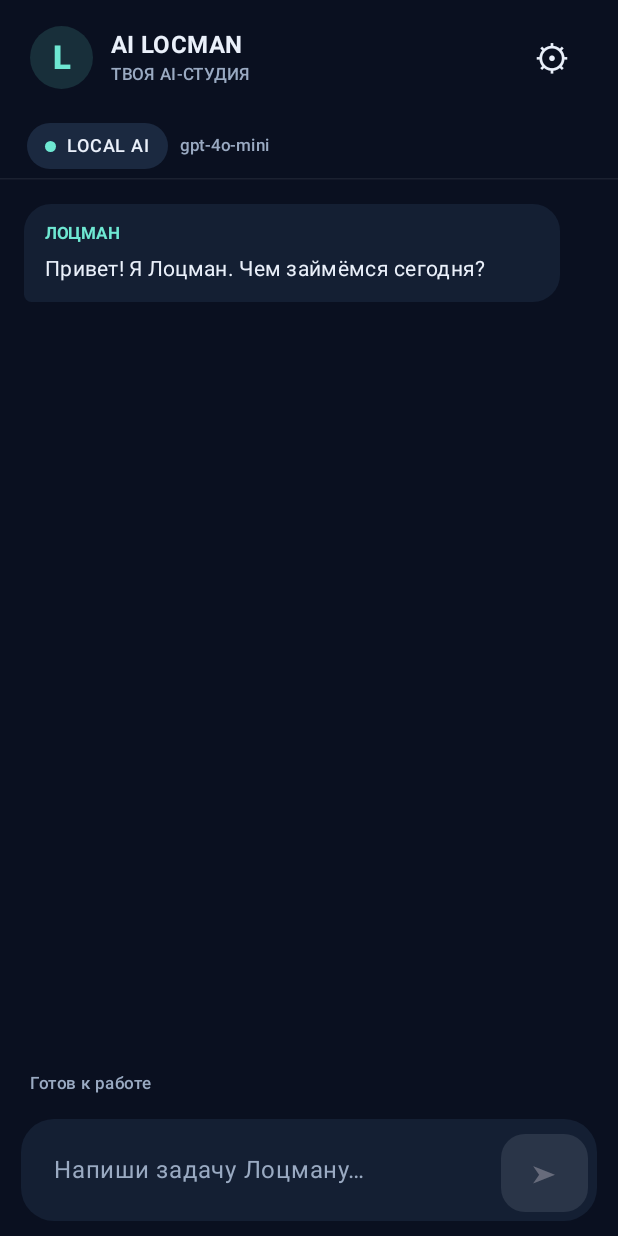
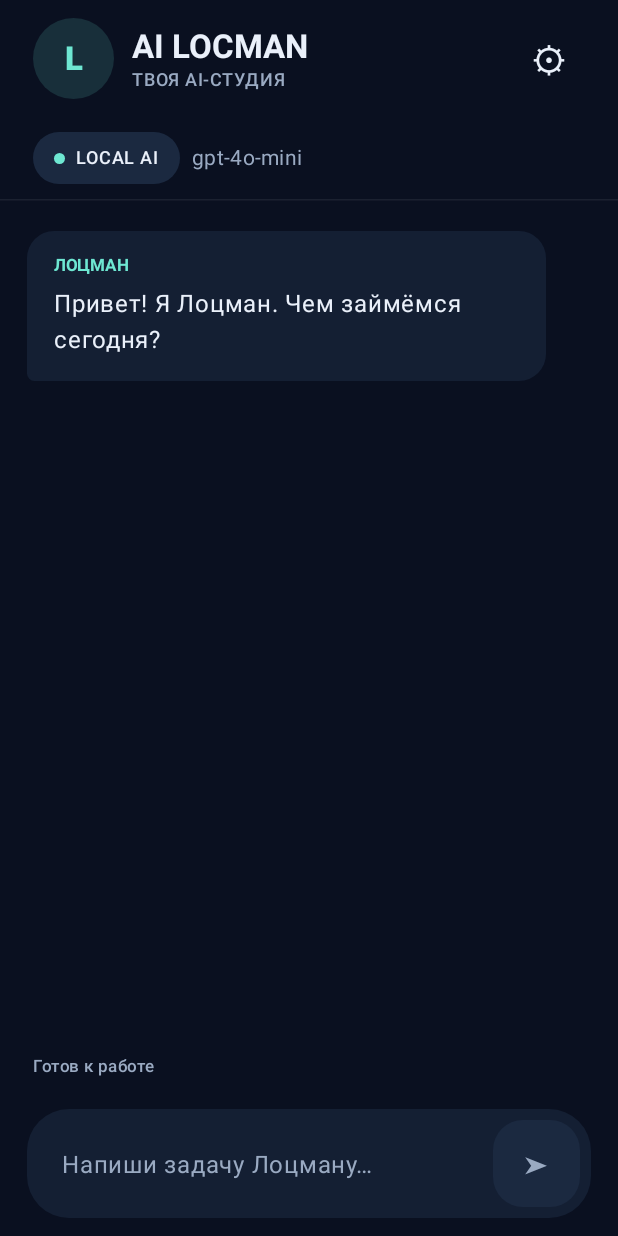
Before and after one commit to atomicpel/ai-locman, an Android app built with Jetpack Compose: the screen it shows after launch (MainActivity), on a phone screen of 412 x 824 dp. Run offline under Robolectric (Android 15) with nearby library versions, the phone set to English and light mode, and no system bars.

Commit message:
Refine Android chat layout to match approved Locman reference

```diff
--- a/android/app/src/main/java/cloud/atomicpel/ailocman/MainActivity.kt
+++ b/android/app/src/main/java/cloud/atomicpel/ailocman/MainActivity.kt
@@ -121,17 +121,17 @@ private fun LocmanApp(
         contentWindowInsets = WindowInsets.safeDrawing,
         topBar = {
             Row(
-                Modifier.fillMaxWidth().background(Navy).padding(horizontal = 20.dp, vertical = 14.dp),
+                Modifier.fillMaxWidth().background(Navy).padding(horizontal = 22.dp, vertical = 12.dp),
                 verticalAlignment = Alignment.CenterVertically
             ) {
                 Box(
-                    Modifier.size(42.dp).background(Accent.copy(alpha = .14f), CircleShape),
+                    Modifier.size(54.dp).background(Accent.copy(alpha = .14f), CircleShape),
                     contentAlignment = Alignment.Center
                 ) { Text("L", color = Accent, fontWeight = FontWeight.Black, style = MaterialTheme.typography.titleLarge) }
                 Spacer(Modifier.width(12.dp))
                 Column(Modifier.weight(1f)) {
-                    Text("AI LOCMAN", color = MainText, fontWeight = FontWeight.Bold, style = MaterialTheme.typography.titleMedium)
-                    Text("ТВОЯ AI-СТУДИЯ", color = Muted, style = MaterialTheme.typography.labelSmall)
+                    Text("AI LOCMAN", color = MainText, fontWeight = FontWeight.Bold, style = MaterialTheme.typography.titleLarge)
+                    Text("ТВОЯ AI-СТУДИЯ", color = Muted, style = MaterialTheme.typography.labelMedium)
                 }
                 if (showSettings) {
                     TextButton(onClick = { showSettings = false }) { Text("Назад", color = Accent) }
@@ -144,17 +144,18 @@ private fun LocmanApp(
         },
         bottomBar = {
             if (!showSettings) {
-                Column(Modifier.fillMaxWidth().background(Navy).navigationBarsPadding().imePadding().padding(horizontal = 14.dp, vertical = 10.dp)) {
+                Column(Modifier.fillMaxWidth().background(Navy).navigationBarsPadding().imePadding().padding(horizontal = 18.dp, vertical = 12.dp)) {
                     Row(
-                        Modifier.fillMaxWidth().background(Panel, RoundedCornerShape(22.dp)).padding(6.dp),
+                        Modifier.fillMaxWidth().background(Panel, RoundedCornerShape(28.dp)).padding(7.dp),
                         verticalAlignment = Alignment.Bottom
                     ) {
                         OutlinedTextField(
                             value = prompt, onValueChange = { prompt = it },
                             modifier = Modifier.weight(1f),
-                            placeholder = { Text("Напиши задачу Лоцману…", color = Muted) },
+                            placeholder = { Text("Напиши задачу Лоцману…", color = Muted, style = MaterialTheme.typography.bodyLarge) },
                             minLines = 1, maxLines = 4,
-                            shape = RoundedCornerShape(18.dp),
+                            shape = RoundedCornerShape(22.dp),
+                            textStyle = MaterialTheme.typography.bodyLarge,
                             colors = OutlinedTextFieldDefaults.colors(
                                 focusedBorderColor = Color.Transparent, unfocusedBorderColor = Color.Transparent,
                                 focusedContainerColor = Color.Transparent, unfocusedContainerColor = Color.Transparent
@@ -184,8 +185,10 @@ private fun LocmanApp(
                                 }
                             },
                             enabled = !busy && prompt.isNotBlank() && (if (localMode) apiKey.isNotBlank() else projectId.isNotBlank()),
-                            contentPadding = PaddingValues(horizontal = 17.dp, vertical = 14.dp),
-                            shape = RoundedCornerShape(16.dp)
+                            modifier = Modifier.size(58.dp),
+                            contentPadding = PaddingValues(0.dp),
+                            colors = ButtonDefaults.buttonColors(disabledContainerColor = Panel2, disabledContentColor = Muted),
+                            shape = RoundedCornerShape(20.dp)
                         ) { Text(if (busy) "…" else "➤", style = MaterialTheme.typography.titleMedium) }
                     }
                 }
@@ -228,23 +231,23 @@ private fun LocmanApp(
         } else {
             Column(Modifier.fillMaxSize().padding(padding)) {
                 Row(
-                    Modifier.fillMaxWidth().padding(horizontal = 18.dp, vertical = 6.dp),
+                    Modifier.fillMaxWidth().padding(horizontal = 22.dp, vertical = 10.dp),
                     verticalAlignment = Alignment.CenterVertically
                 ) {
                     Surface(color = Panel2, shape = RoundedCornerShape(50)) {
-                        Row(Modifier.padding(horizontal = 12.dp, vertical = 7.dp), verticalAlignment = Alignment.CenterVertically) {
+                        Row(Modifier.padding(horizontal = 14.dp, vertical = 9.dp), verticalAlignment = Alignment.CenterVertically) {
                             Box(Modifier.size(7.dp).background(if (localMode) Accent else Blue, CircleShape))
                             Spacer(Modifier.width(7.dp))
                             Text(if (localMode) "LOCAL AI" else "BACKEND", color = MainText, style = MaterialTheme.typography.labelMedium)
                         }
                     }
                     Spacer(Modifier.width(8.dp))
-                    Text(model.substringAfterLast('/'), color = Muted, style = MaterialTheme.typography.labelSmall, maxLines = 1)
+                    Text(model.substringAfterLast('/'), color = Muted, style = MaterialTheme.typography.bodyMedium, maxLines = 1)
                 }
                 HorizontalDivider(color = Color.White.copy(alpha = .07f))
                 LazyColumn(
                     modifier = Modifier.weight(1f).fillMaxWidth(),
-                    contentPadding = PaddingValues(horizontal = 16.dp, vertical = 16.dp),
+                    contentPadding = PaddingValues(horizontal = 18.dp, vertical = 20.dp),
                     verticalArrangement = Arrangement.spacedBy(12.dp)
                 ) {
                     items(lines) { line ->
@@ -257,13 +260,13 @@ private fun LocmanApp(
                                     bottomStart = if (isUser) 18.dp else 5.dp,
                                     bottomEnd = if (isUser) 5.dp else 18.dp
                                 ),
-                                modifier = Modifier.fillMaxWidth(if (isUser) .88f else .94f)
+                                modifier = Modifier.fillMaxWidth(if (isUser) .88f else .92f)
                             ) {
-                                Column(Modifier.padding(horizontal = 14.dp, vertical = 12.dp)) {
+                                Column(Modifier.padding(horizontal = 18.dp, vertical = 15.dp)) {
                                     Text(if (isUser) "ВЫ" else "ЛОЦМАН", color = if (isUser) Blue else Accent,
                                         style = MaterialTheme.typography.labelSmall, fontWeight = FontWeight.Bold)
                                     Spacer(Modifier.height(5.dp))
-                                    Text(line.text, color = MainText, style = MaterialTheme.typography.bodyMedium)
+                                    Text(line.text, color = MainText, style = MaterialTheme.typography.bodyLarge)
                                 }
                             }
                         }
@@ -275,7 +278,7 @@ private fun LocmanApp(
                 }
                 if (status.isNotBlank()) {
                     Text(status, color = Muted, style = MaterialTheme.typography.labelSmall,
-                        modifier = Modifier.fillMaxWidth().padding(horizontal = 20.dp, vertical = 5.dp), maxLines = 1)
+                        modifier = Modifier.fillMaxWidth().padding(horizontal = 22.dp, vertical = 8.dp), maxLines = 1)
                 }
             }
         }
```
